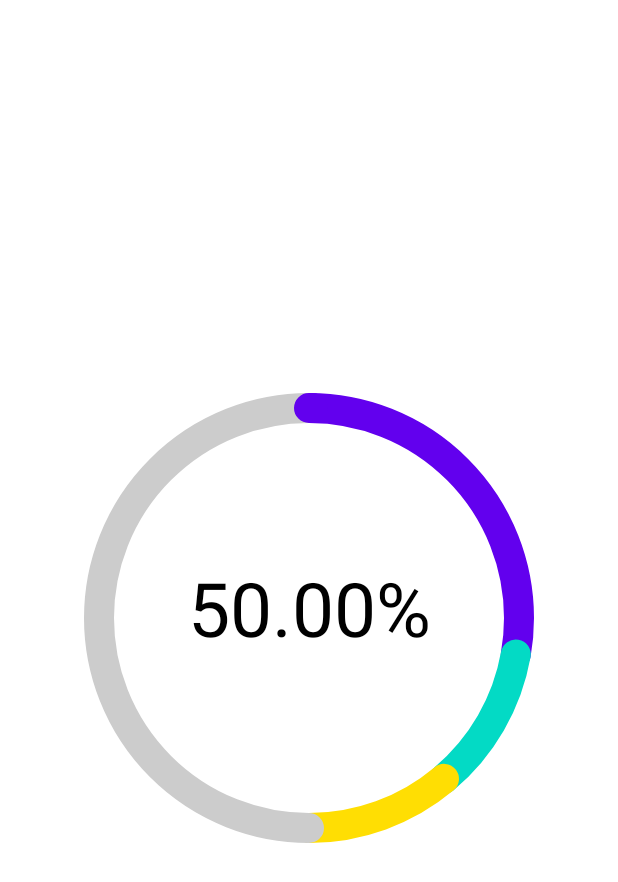
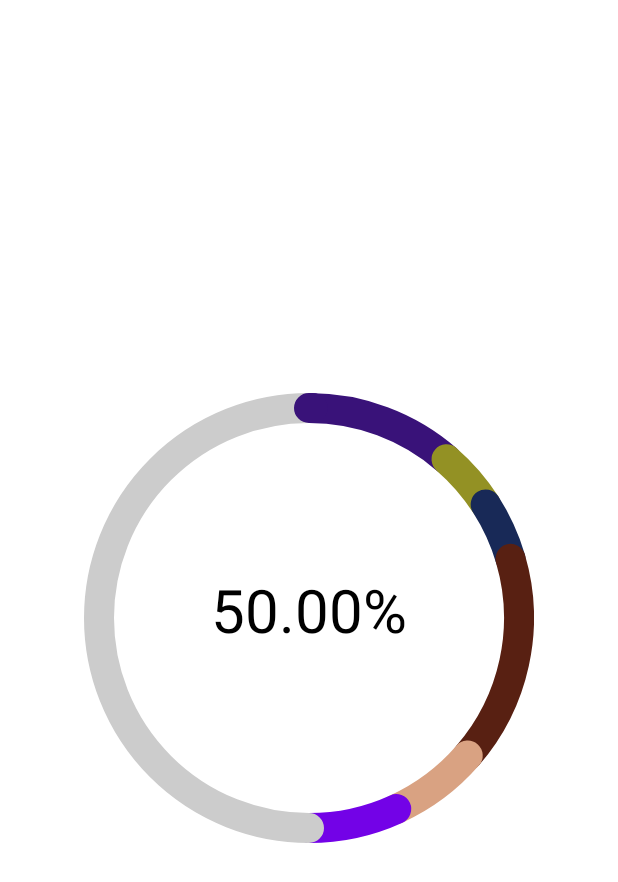
Before and after one commit to karetnikov34/CustomViews, an Android app built with Jetpack Compose: the screen it shows after launch (MainActivity), on a phone screen of 412 x 824 dp. Shown: the top 882 px of the screen. Run offline under Robolectric (Android 15) with nearby library versions, the phone set to English and light mode, and no system bars.

Commit message:
Custom views v4

```diff
--- a/app/src/main/java/ru/netology/customviews/MainActivity.kt
+++ b/app/src/main/java/ru/netology/customviews/MainActivity.kt
@@ -10,7 +10,10 @@ class MainActivity : AppCompatActivity(R.layout.activity_main) {
         findViewById<StatsView>(R.id.stats).data = listOf(
             500F,
             200F,
-            200F
+            200F,
+            700F,
+            300F,
+            300F
         )
     }
 }
--- a/app/src/main/java/ru/netology/customviews/StatsView.kt
+++ b/app/src/main/java/ru/netology/customviews/StatsView.kt
@@ -23,15 +23,19 @@ class StatsView @JvmOverloads constructor(
     private var oval = RectF(0F, 0F, 0F, 0F)
 
     private var lineWidth = AndroidUtils.dp(context, 5F).toFloat()
-    private var fontSize = AndroidUtils.dp(context, 40F).toFloat()
     private var colors = emptyList<Int>()
+    private var textSize = AndroidUtils.dp(context, 40F).toFloat()
 
     init {
         context.withStyledAttributes(attrs, R.styleable.StatsView) {
             lineWidth = getDimension(R.styleable.StatsView_lineWidth, lineWidth)
-            fontSize = getDimension(R.styleable.StatsView_fontSize, fontSize)
-            val resId = getResourceId(R.styleable.StatsView_colors, 0)
-            colors = resources.getIntArray(resId).toList()
+            textSize = getDimension(R.styleable.StatsView_textSize, textSize)
+            colors = listOf(
+                getColor(R.styleable.StatsView_color1, randomColor()),
+                getColor(R.styleable.StatsView_color2, randomColor()),
+                getColor(R.styleable.StatsView_color3, randomColor()),
+                getColor(R.styleable.StatsView_color4, randomColor())
+            )
         }
     }
 
@@ -44,7 +48,7 @@ class StatsView @JvmOverloads constructor(
     private val textPaint = Paint(Paint.ANTI_ALIAS_FLAG).apply {
         style = Paint.Style.FILL
         textAlign = Paint.Align.CENTER
-        textSize = fontSize
+        textSize = this@StatsView.textSize
     }
 
     var data: List<Float> = emptyList()
@@ -69,9 +73,9 @@ class StatsView @JvmOverloads constructor(
 
         var startFrom = -90F
         val total = data.sum() * 2
-        for ((index, datum) in data.withIndex()) {
+        data.forEachIndexed { index, datum ->
             val angle = 360F * datum / total
-            paint.color = colors.getOrNull(index) ?: randomColor()
+            paint.color = colors.getOrElse(index) {randomColor()}
             canvas.drawArc(oval, startFrom, angle, false, paint)
             startFrom += angle
             if (index == data.lastIndex) {
--- a/app/src/main/res/layout/activity_main.xml
+++ b/app/src/main/res/layout/activity_main.xml
@@ -1,9 +1,9 @@
 <?xml version="1.0" encoding="utf-8"?>
 <FrameLayout xmlns:android="http://schemas.android.com/apk/res/android"
+    xmlns:app="http://schemas.android.com/apk/res-auto"
     xmlns:tools="http://schemas.android.com/tools"
     android:layout_width="match_parent"
     android:layout_height="match_parent"
-    xmlns:app="http://schemas.android.com/apk/res-auto"
     tools:context=".MainActivity">
 
     <ru.netology.customviews.StatsView
@@ -11,8 +11,10 @@
         android:layout_width="300dp"
         android:layout_height="300dp"
         android:layout_gravity="center"
+        app:color1="#391279"
+        app:color2="#939124"
+        app:color3="#182957"
+        app:color4="#582012"
         app:lineWidth="20dp"
-        app:fontSize="50dp"
-        app:colors="@array/colors"
-        />
+        app:textSize="40sp" />
 </FrameLayout>
--- a/app/src/main/res/values/attrs.xml
+++ b/app/src/main/res/values/attrs.xml
@@ -2,7 +2,10 @@
 <resources>
     <declare-styleable name="StatsView">
         <attr name="lineWidth" format="dimension|reference" />
-        <attr name="fontSize" format="dimension|reference" />
-        <attr name="colors" format="reference" />
+        <attr name="textSize" format="dimension|reference" />
+        <attr name="color1" format="color|reference" />
+        <attr name="color2" format="color|reference" />
+        <attr name="color3" format="color|reference" />
+        <attr name="color4" format="color|reference" />
     </declare-styleable>
 </resources>
```
